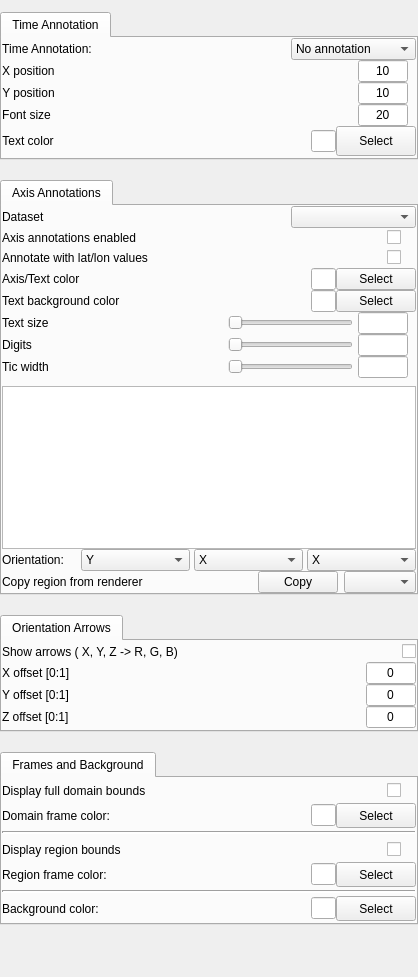
This is apps/vaporgui/AnnotationsGUI.ui in StasJ/vapor-formatted as Qt 5 draws it before an edit. The edited form follows.
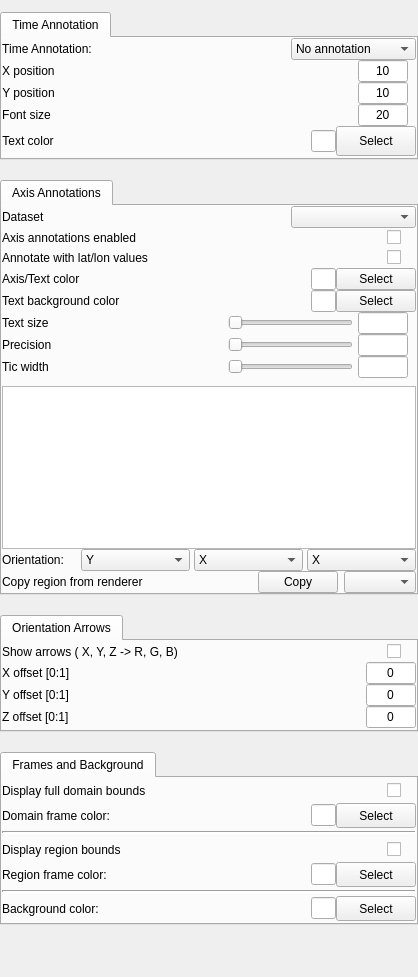
This is the edited form.

```diff
--- a/apps/vaporgui/AnnotationsGUI.ui
+++ b/apps/vaporgui/AnnotationsGUI.ui
@@ -10,6 +10,12 @@
     <height>977</height>
    </rect>
   </property>
+  <property name="sizePolicy">
+   <sizepolicy hsizetype="Maximum" vsizetype="Maximum">
+    <horstretch>0</horstretch>
+    <verstretch>0</verstretch>
+   </sizepolicy>
+  </property>
   <property name="minimumSize">
    <size>
     <width>418</width>
@@ -18,7 +24,7 @@
   </property>
   <property name="maximumSize">
    <size>
-    <width>418</width>
+    <width>600</width>
     <height>1200</height>
    </size>
   </property>
@@ -765,7 +771,7 @@
          <item>
           <widget class="QLabel" name="label_5">
            <property name="text">
-            <string>Digits</string>
+            <string>Precision</string>
            </property>
           </widget>
          </item>
@@ -1044,6 +1050,9 @@
        </property>
        <item>
         <layout class="QHBoxLayout">
+         <property name="rightMargin">
+          <number>15</number>
+         </property>
          <item>
           <widget class="QLabel" name="label_13">
            <property name="text">
```
Left out of the diff: 2 changed lines with no effect on the pictures.
